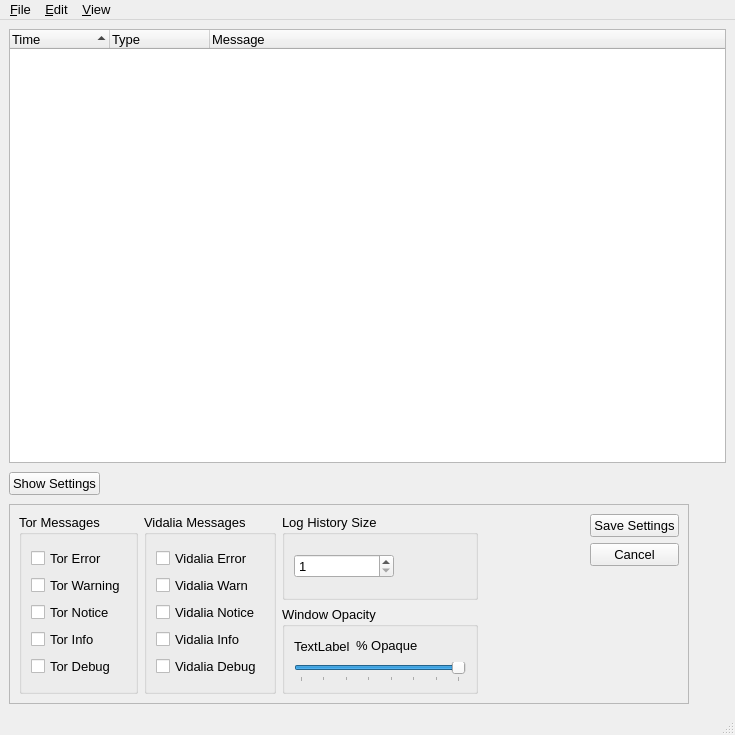
a-ilin/vidalia, file src/gui/messagelog/messagelog.ui: the form before one commit.
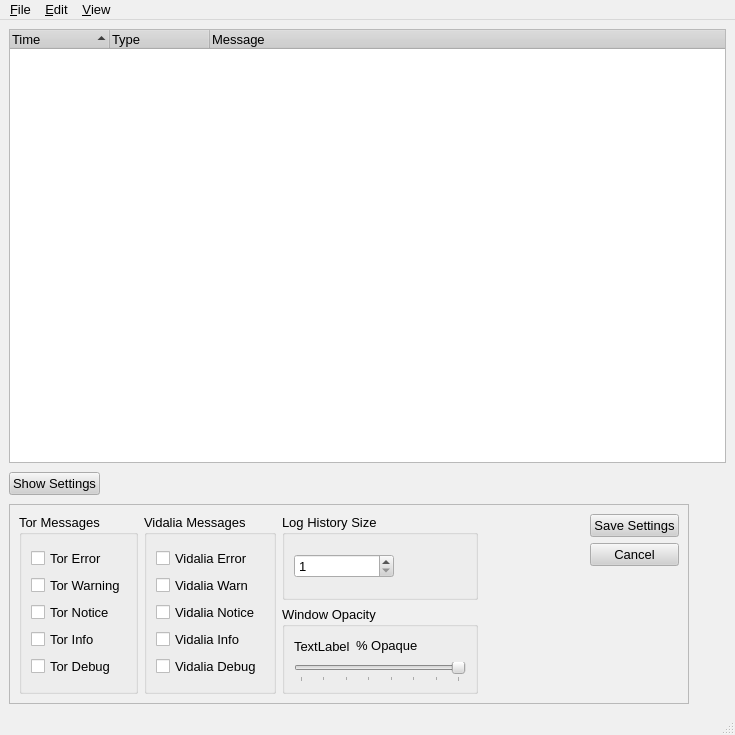
The form after the commit. Icons and pictures are not drawn.

What changed in the file:
```diff
--- a/src/gui/messagelog/messagelog.ui
+++ b/src/gui/messagelog/messagelog.ui
@@ -12,6 +12,271 @@
     <height>735</height>
    </rect>
   </property>
+  <property name="palette" >
+   <palette>
+    <active>
+     <color>
+      <red>0</red>
+      <green>0</green>
+      <blue>0</blue>
+     </color>
+     <color>
+      <red>208</red>
+      <green>208</green>
+      <blue>208</blue>
+     </color>
+     <color>
+      <red>255</red>
+      <green>255</green>
+      <blue>255</blue>
+     </color>
+     <color>
+      <red>247</red>
+      <green>247</green>
+      <blue>247</blue>
+     </color>
+     <color>
+      <red>120</red>
+      <green>120</green>
+      <blue>120</blue>
+     </color>
+     <color>
+      <red>160</red>
+      <green>160</green>
+      <blue>160</blue>
+     </color>
+     <color>
+      <red>0</red>
+      <green>0</green>
+      <blue>0</blue>
+     </color>
+     <color>
+      <red>255</red>
+      <green>255</green>
+      <blue>255</blue>
+     </color>
+     <color>
+      <red>0</red>
+      <green>0</green>
+      <blue>0</blue>
+     </color>
+     <color>
+      <red>255</red>
+      <green>255</green>
+      <blue>255</blue>
+     </color>
+     <color>
+      <red>240</red>
+      <green>240</green>
+      <blue>240</blue>
+     </color>
+     <color>
+      <red>0</red>
+      <green>0</green>
+      <blue>0</blue>
+     </color>
+     <color>
+      <red>0</red>
+      <green>0</green>
+      <blue>128</blue>
+     </color>
+     <color>
+      <red>255</red>
+      <green>255</green>
+      <blue>255</blue>
+     </color>
+     <color>
+      <red>0</red>
+      <green>0</green>
+      <blue>255</blue>
+     </color>
+     <color>
+      <red>255</red>
+      <green>0</green>
+      <blue>255</blue>
+     </color>
+     <color>
+      <red>247</red>
+      <green>247</green>
+      <blue>247</blue>
+     </color>
+    </active>
+    <inactive>
+     <color>
+      <red>0</red>
+      <green>0</green>
+      <blue>0</blue>
+     </color>
+     <color>
+      <red>208</red>
+      <green>208</green>
+      <blue>208</blue>
+     </color>
+     <color>
+      <red>255</red>
+      <green>255</green>
+      <blue>255</blue>
+     </color>
+     <color>
+      <red>247</red>
+      <green>247</green>
+      <blue>247</blue>
+     </color>
+     <color>
+      <red>120</red>
+      <green>120</green>
+      <blue>120</blue>
+     </color>
+     <color>
+      <red>160</red>
+      <green>160</green>
+      <blue>160</blue>
+     </color>
+     <color>
+      <red>0</red>
+      <green>0</green>
+      <blue>0</blue>
+     </color>
+     <color>
+      <red>255</red>
+      <green>255</green>
+      <blue>255</blue>
+     </color>
+     <color>
+      <red>0</red>
+      <green>0</green>
+      <blue>0</blue>
+     </color>
+     <color>
+      <red>255</red>
+      <green>255</green>
+      <blue>255</blue>
+     </color>
+     <color>
+      <red>240</red>
+      <green>240</green>
+      <blue>240</blue>
+     </color>
+     <color>
+      <red>0</red>
+      <green>0</green>
+      <blue>0</blue>
+     </color>
+     <color>
+      <red>192</red>
+      <green>192</green>
+      <blue>192</blue>
+     </color>
+     <color>
+      <red>0</red>
+      <green>0</green>
+      <blue>0</blue>
+     </color>
+     <color>
+      <red>0</red>
+      <green>0</green>
+      <blue>255</blue>
+     </color>
+     <color>
+      <red>255</red>
+      <green>0</green>
+      <blue>255</blue>
+     </color>
+     <color>
+      <red>247</red>
+      <green>247</green>
+      <blue>247</blue>
+     </color>
+    </inactive>
+    <disabled>
+     <color>
+      <red>120</red>
+      <green>120</green>
+      <blue>120</blue>
+     </color>
+     <color>
+      <red>208</red>
+      <green>208</green>
+      <blue>208</blue>
+     </color>
+     <color>
+      <red>255</red>
+      <green>255</green>
+      <blue>255</blue>
+     </color>
+     <color>
+      <red>247</red>
+      <green>247</green>
+      <blue>247</blue>
+     </color>
+     <color>
+      <red>120</red>
+      <green>120</green>
+      <blue>120</blue>
+     </color>
+     <color>
+      <red>160</red>
+      <green>160</green>
+      <blue>160</blue>
+     </color>
+     <color>
+      <red>120</red>
+      <green>120</green>
+      <blue>120</blue>
+     </color>
+     <color>
+      <red>255</red>
+      <green>255</green>
+      <blue>255</blue>
+     </color>
+     <color>
+      <red>120</red>
+      <green>120</green>
+      <blue>120</blue>
+     </color>
+     <color>
+      <red>240</red>
+      <green>240</green>
+      <blue>240</blue>
+     </color>
+     <color>
+      <red>240</red>
+      <green>240</green>
+      <blue>240</blue>
+     </color>
+     <color>
+      <red>0</red>
+      <green>0</green>
+      <blue>0</blue>
+     </color>
+     <color>
+      <red>0</red>
+      <green>0</green>
+      <blue>128</blue>
+     </color>
+     <color>
+      <red>255</red>
+      <green>255</green>
+      <blue>255</blue>
+     </color>
+     <color>
+      <red>0</red>
+      <green>0</green>
+      <blue>255</blue>
+     </color>
+     <color>
+      <red>255</red>
+      <green>0</green>
+      <blue>255</blue>
+     </color>
+     <color>
+      <red>247</red>
+      <green>247</green>
+      <blue>247</blue>
+     </color>
+    </disabled>
+   </palette>
+  </property>
   <property name="font" >
    <font>
     <family>Arial</family>
```
